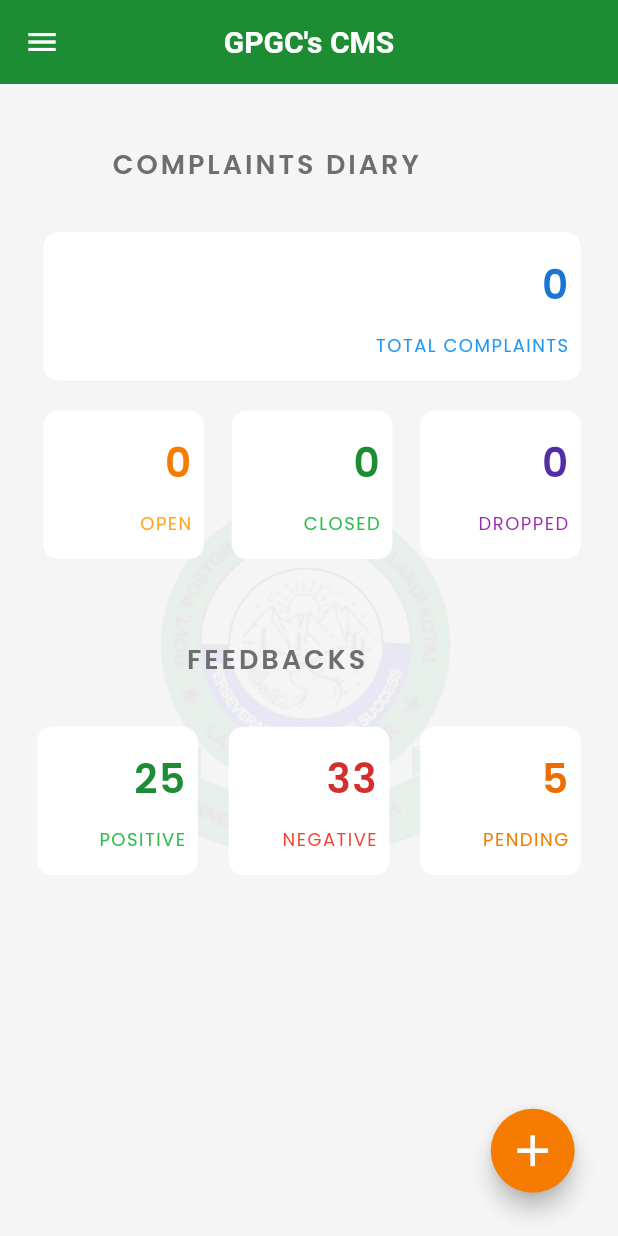
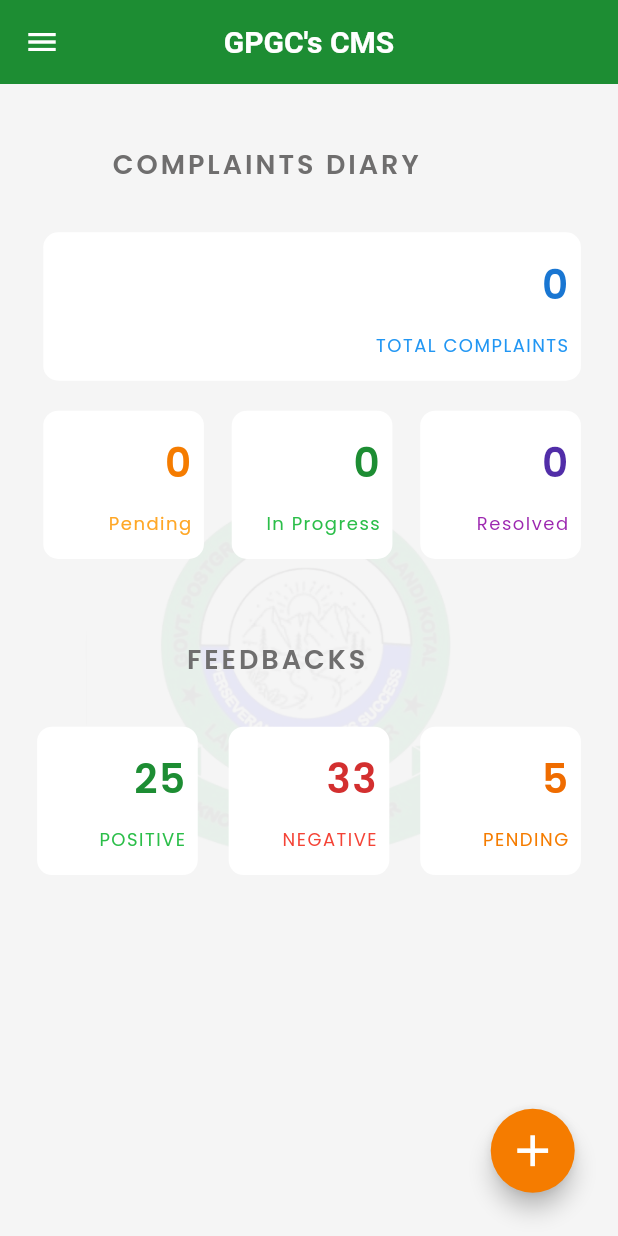
Before and after one commit to mudakkirafridi/fyp-1, a Flutter app: the ComplaintDairyScreen screen opened directly, on a phone screen of 412 x 824 dp. Run offline on Flutter 3.47's test engine with Material 3 defaults, Android fonts, the phone set to English and light mode, and no system bars; our stand-ins replace cloud_firestore, firebase_auth, firebase_core, flutter_native_splash, get, get_storage and 2 more; accounts and stored records are empty; project files that could hold a hidden picture were left out.

Commit message:
pending etc done

```diff
--- a/lib/features/complaint/complain_diary_screen.dart
+++ b/lib/features/complaint/complain_diary_screen.dart
@@ -1,36 +1,86 @@
+// import 'package:cloud_firestore/cloud_firestore.dart';
+// import 'package:firebase_auth/firebase_auth.dart';
+
+// Future<Map<String, int>> fetchComplaintCounts() async {
+//   try {
+//     final uid = FirebaseAuth.instance.currentUser?.uid;
+//     if (uid == null) return {'total': 0, 'Pending': 0, 'In Progress': 0, 'Resolved': 0};
+
+//     final snapshot = await FirebaseFirestore.instance
+//         .collection('complaints')
+//         .where('uid', isEqualTo: uid)
+//         .get();
+
+//     int total = snapshot.docs.length;
+//     int open = 0;
+//     int closed = 0;
+//     int dropped = 0;
+
+//     for (var doc in snapshot.docs) {
+//       final status = doc['status'].toString().toLowerCase();
+//       if (status == 'Pending') open++;
+//       else if (status == 'In Progress') closed++;
+//       else if (status == 'Resolved') dropped++;
+//     }
+
+//     return {
+//       'total': total,
+//       'Pending': open,
+//       'In Progress': closed,
+//       'Resolved': dropped,
+//     };
+//   } catch (e) {
+//     print('Error: $e');
+//     return {'total': 00, 'Pending': 00, 'In Progress': 00, 'Resolved': 00};
+//   }
+// }
+
 import 'package:cloud_firestore/cloud_firestore.dart';
 import 'package:firebase_auth/firebase_auth.dart';
 
 Future<Map<String, int>> fetchComplaintCounts() async {
   try {
     final uid = FirebaseAuth.instance.currentUser?.uid;
-    if (uid == null) return {'total': 0, 'open': 0, 'closed': 0, 'dropped': 0};
+    if (uid == null) return {
+      'total': 0,
+      'Pending': 0,
+      'In Progress': 0,
+      'Resolved': 0,
+    };
 
     final snapshot = await FirebaseFirestore.instance
         .collection('complaints')
         .where('uid', isEqualTo: uid)
         .get();
 
-    int total = snapshot.docs.length;
-    int open = 0;
-    int closed = 0;
-    int dropped = 0;
+    int pending = 0;
+    int inProgress = 0;
+    int resolved = 0;
 
     for (var doc in snapshot.docs) {
       final status = doc['status'].toString().toLowerCase();
-      if (status == 'open') open++;
-      else if (status == 'closed') closed++;
-      else if (status == 'dropped') dropped++;
+      if (status == 'pending') {
+        pending++;
+      } else if (status == 'in progress') {
+        inProgress++;
+      } else if (status == 'resolved') {
+        resolved++;
+      }
     }
 
     return {
-      'total': total,
-      'open': open,
-      'closed': closed,
-      'dropped': dropped,
+      'total': snapshot.docs.length,
+      'Pending': pending,
+      'In Progress': inProgress,
+      'Resolved': resolved,
     };
   } catch (e) {
     print('Error: $e');
-    return {'total': 00, 'open': 00, 'closed': 00, 'dropped': 00};
+    return {
+      'total': 0,
+      'Pending': 0,
+      'In Progress': 0,
+      'Resolved': 0,
+    };
   }
 }
--- a/lib/features/complaint/screen/complaints_screens/complaint_diary/complaint_diary.dart
+++ b/lib/features/complaint/screen/complaints_screens/complaint_diary/complaint_diary.dart
@@ -120,20 +120,20 @@ class _ComplaintDairyScreenState extends State<ComplaintDairyScreen> {
             mainAxisAlignment: MainAxisAlignment.spaceBetween,
             children: [
               _buildCountCard(
-                count: data['open']!,
-                label: "OPEN",
+                count: data['Pending']!,
+                label: "Pending",
                 color: Colors.orange.shade700,
                 textColor: Colors.orange.shade400,
               ),
               _buildCountCard(
-                count: data['closed']!,
-                label: "CLOSED",
+                count: data['In Progress']!,
+                label: "In Progress",
                 color: CColors.primary,
                 textColor: CColors.secondary,
               ),
               _buildCountCard(
-                count: data['dropped']!,
-                label: "DROPPED",
+                count: data['Resolved']!,
+                label: "Resolved",
                 color: Colors.deepPurple.shade700,
                 textColor: Colors.purple,
               ),
```
